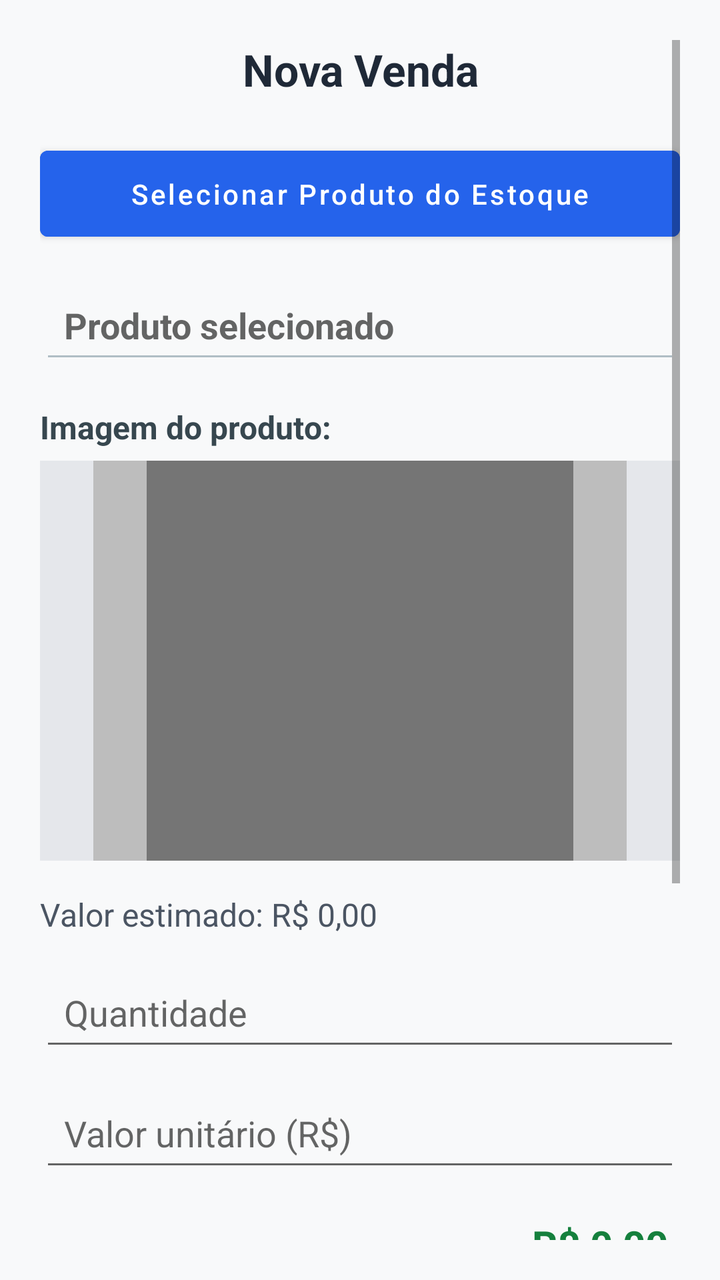
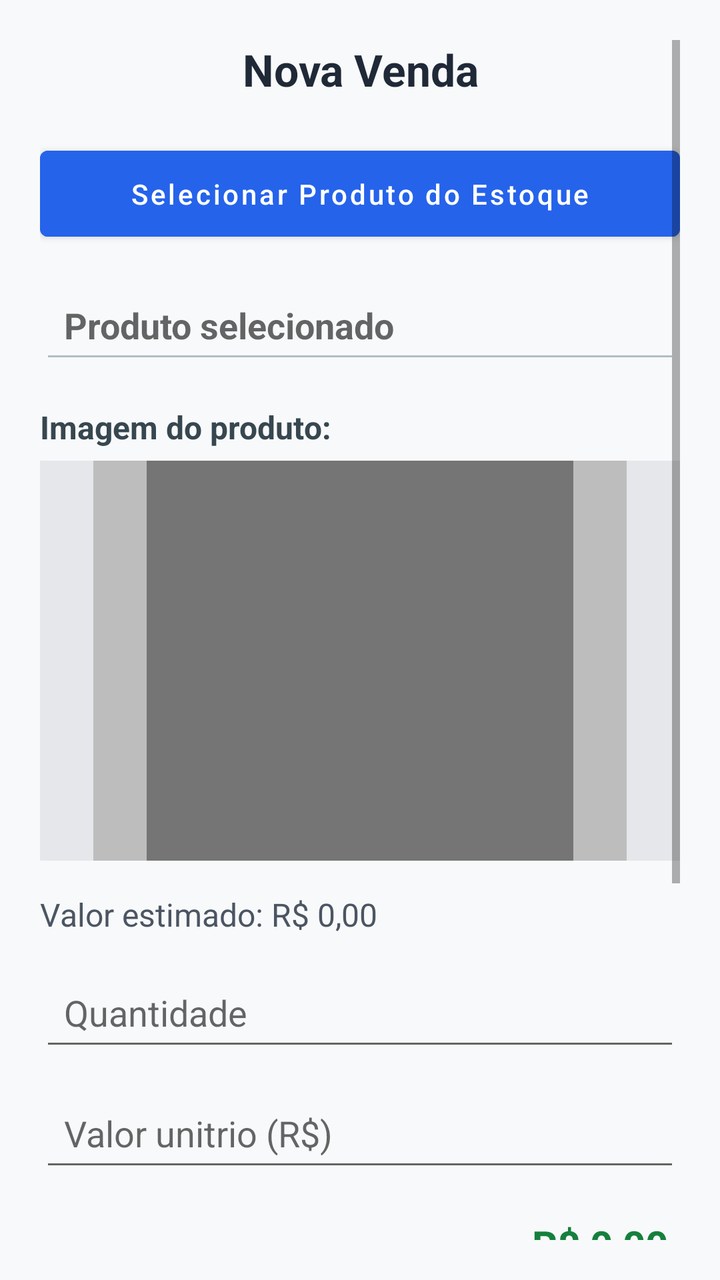

Compare the two renders of this Android layout. The source of the first and the diff that turns it into the second are given below.
<!-- AndroidManifest.xml: application theme Theme.COISABOA -->
<!-- res/layout/activity_vender.xml -->
<?xml version="1.0" encoding="utf-8"?>
<ScrollView xmlns:android="http://schemas.android.com/apk/res/android"
    android:layout_width="match_parent"
    android:layout_height="match_parent"
    android:background="#F8F9FA"
    android:padding="20dp">

    <LinearLayout
        android:layout_width="match_parent"
        android:layout_height="wrap_content"
        android:orientation="vertical">

        
        <TextView
            android:id="@+id/tvTituloVenda"
            android:layout_width="match_parent"
            android:layout_height="wrap_content"
            android:text="Nova Venda"
            android:textSize="22sp"
            android:textStyle="bold"
            android:textColor="#1F2937"
            android:gravity="center"
            android:paddingBottom="20dp" />

        
        <Button
            android:id="@+id/btnSelecionarProduto"
            android:layout_width="match_parent"
            android:layout_height="wrap_content"
            android:text="Selecionar Produto do Estoque"
            android:textAllCaps="false"
            android:backgroundTint="#2563EB"
            android:textColor="#FFFFFF"
            android:layout_marginBottom="14dp"
            android:padding="12dp" />

        
        <EditText
            android:id="@+id/etProduto"
            android:layout_width="match_parent"
            android:layout_height="wrap_content"
            android:hint="Produto selecionado"
            android:enabled="false"
            android:backgroundTint="#B0BEC5"
            android:textColor="#000000"
            android:textStyle="bold"
            android:padding="12dp"
            android:layout_marginBottom="10dp" />

        
        <TextView
            android:id="@+id/tvImagemProdutoLabel"
            android:layout_width="match_parent"
            android:layout_height="wrap_content"
            android:text="Imagem do produto:"
            android:textSize="16sp"
            android:textStyle="bold"
            android:textColor="#37474F"
            android:layout_marginBottom="6dp"
            android:layout_marginTop="6dp" />

        <ImageView
            android:id="@+id/imgProduto"
            android:layout_width="match_parent"
            android:layout_height="200dp"
            android:scaleType="centerCrop"
            android:src="@drawable/ic_placeholder"
            android:background="#E5E7EB"
            android:contentDescription="Imagem do produto"
            android:layout_marginBottom="16dp"
            android:adjustViewBounds="true"
            android:cropToPadding="true" />

        
        <TextView
            android:id="@+id/tvValorEstimado"
            android:layout_width="match_parent"
            android:layout_height="wrap_content"
            android:text="Valor estimado: R$ 0,00"
            android:textSize="16sp"
            android:textColor="#4B5563"
            android:layout_marginBottom="14dp" />

        
        <EditText
            android:id="@+id/etQuantidade"
            android:layout_width="match_parent"
            android:layout_height="wrap_content"
            android:hint="Quantidade"
            android:inputType="number"
            android:padding="12dp"
            android:layout_marginBottom="12dp" />

        
        <EditText
            android:id="@+id/etValorUnitario"
            android:layout_width="match_parent"
            android:layout_height="wrap_content"
            android:hint="Valor unitário (R$)"
            android:inputType="numberDecimal"
            android:padding="12dp"
            android:layout_marginBottom="12dp" />

        
        <LinearLayout
            android:layout_width="match_parent"
            android:layout_height="wrap_content"
            android:orientation="horizontal"
            android:gravity="end"
            android:layout_marginBottom="18dp">

            <TextView
                android:id="@+id/tvValorTotal"
                android:layout_width="wrap_content"
                android:layout_height="wrap_content"
                android:text="R$ 0,00"
                android:textSize="20sp"
                android:textStyle="bold"
                android:textColor="#15803D"
                android:padding="6dp" />
        </LinearLayout>

        
        <TextView
            android:layout_width="match_parent"
            android:layout_height="wrap_content"
            android:text="Forma de Pagamento:"
            android:textSize="16sp"
            android:textStyle="bold"
            android:textColor="#37474F"
            android:layout_marginBottom="8dp" />

        <Spinner
            android:id="@+id/spPagamento"
            android:layout_width="match_parent"
            android:layout_height="wrap_content"
            android:layout_marginBottom="18dp" />

        
        <EditText
            android:id="@+id/etObservacoes"
            android:layout_width="match_parent"
            android:layout_height="wrap_content"
            android:hint="Observações da venda (opcional)"
            android:inputType="textMultiLine"
            android:minLines="3"
            android:gravity="top"
            android:backgroundTint="#CFD8DC"
            android:padding="12dp"
            android:layout_marginBottom="20dp" />

        
        <Button
            android:id="@+id/btnSalvarVenda"
            android:layout_width="match_parent"
            android:layout_height="wrap_content"
            android:text="Registrar Venda"
            android:textAllCaps="false"
            android:backgroundTint="#10B981"
            android:textColor="#FFFFFF"
            android:padding="14dp"
            android:layout_marginTop="10dp" />

    </LinearLayout>
</ScrollView>
<!-- resources referenced by this layout -->
<resources>
  <!-- drawable ic_placeholder (drawable) -->
  <vector xmlns:android="http://schemas.android.com/apk/res/android"
      android:width="120dp"
      android:height="120dp"
      android:viewportWidth="24"
      android:viewportHeight="24">
      <path
          android:fillColor="#BDBDBD"
          android:pathData="M2,2h20v20h-20z" />
      <path
          android:fillColor="#757575"
          android:pathData="M4,4h16v16h-16zM8,8l4,4 4,-4 4,4v8h-16v-8z" />
  </vector>
  <style name="Theme.COISABOA" parent="Theme.MaterialComponents.DayNight.NoActionBar">
          <item name="colorPrimary">@color/purple_500</item>
          <item name="colorPrimaryVariant">@color/purple_700</item>
          <item name="colorSecondary">@color/teal_200</item>
          <item name="android:statusBarColor" tools:targetApi="l">?attr/colorPrimaryVariant</item>
      </style>
  <color name="purple_500">#6200EE</color>
  <color name="purple_700">#3700B3</color>
  <color name="teal_200">#03DAC5</color>
</resources>

<!-- the commit's change to res/layout/activity_vender.xml (unified diff, before → after) -->
@@ -96,7 +96,7 @@
             android:id="@+id/etValorUnitario"
             android:layout_width="match_parent"
             android:layout_height="wrap_content"
-            android:hint="Valor unitário (R$)"
+            android:hint="Valor unitrio (R$)"
             android:inputType="numberDecimal"
             android:padding="12dp"
             android:layout_marginBottom="12dp" />
@@ -141,7 +141,7 @@
             android:id="@+id/etObservacoes"
             android:layout_width="match_parent"
             android:layout_height="wrap_content"
-            android:hint="Observações da venda (opcional)"
+            android:hint="Observaes da venda (opcional)"
             android:inputType="textMultiLine"
             android:minLines="3"
             android:gravity="top"
